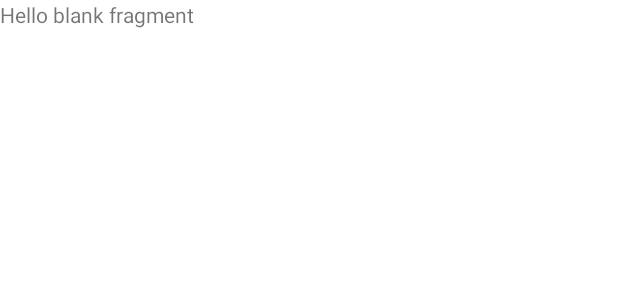
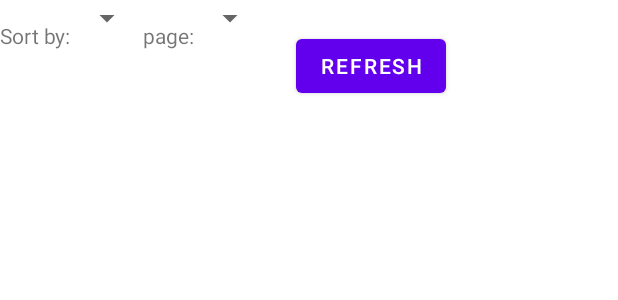
Before and after one commit to mabackma/NewsApplication, an Android app: the layout fragment_results.xml on its own in the app's theme, with its tools: preview values and no code run, on a phone screen of 412 x 824 dp. Shown: the top 300 px of the screen. Run offline under Robolectric (Android 15) with nearby library versions, the phone set to English and light mode, and no system bars; network calls fail.

Commit message:
search can be modified in results fragment

```diff
--- a/app/src/main/java/com/example/newsapplication/MainActivity.kt
+++ b/app/src/main/java/com/example/newsapplication/MainActivity.kt
@@ -1,6 +1,7 @@
 package com.example.newsapplication
 
 import android.os.Bundle
+import android.util.Log
 import android.view.Menu
 import com.google.android.material.snackbar.Snackbar
 import com.google.android.material.navigation.NavigationView
--- a/app/src/main/res/layout/fragment_results.xml
+++ b/app/src/main/res/layout/fragment_results.xml
@@ -1,14 +1,45 @@
 <?xml version="1.0" encoding="utf-8"?>
-<FrameLayout xmlns:android="http://schemas.android.com/apk/res/android"
+<LinearLayout xmlns:android="http://schemas.android.com/apk/res/android"
     xmlns:tools="http://schemas.android.com/tools"
     android:layout_width="match_parent"
     android:layout_height="match_parent"
+    android:orientation="vertical"
     tools:context=".ResultsFragment">
 
-    <!-- TODO: Update blank fragment layout -->
-    <TextView
-        android:layout_width="match_parent"
-        android:layout_height="match_parent"
-        android:text="@string/hello_blank_fragment" />
+    <LinearLayout
+        android:layout_width="wrap_content"
+        android:layout_height="wrap_content"
+        android:orientation="horizontal">
+        <TextView
+            android:layout_width="wrap_content"
+            android:layout_height="wrap_content"
+            android:text="Sort by:"/>
 
-</FrameLayout>
+        <Spinner
+            android:id="@+id/spinner_sort_by"
+            android:layout_width="0dp"
+            android:layout_height="wrap_content"
+            android:layout_weight="1"/>
+
+        <TextView
+            android:layout_width="wrap_content"
+            android:layout_height="wrap_content"
+            android:text="page:"/>
+
+        <Spinner
+            android:id="@+id/spinner_page"
+            android:layout_width="0dp"
+            android:layout_height="wrap_content"
+            android:layout_weight="1"/>
+
+        <Button
+            android:id="@+id/button_refresh"
+            android:layout_width="wrap_content"
+            android:layout_height="wrap_content"
+            android:layout_margin="20dp"
+            android:text="REFRESH"
+            android:textColor="@color/white"
+            android:textColorHint="#FFFFFF" />
+    </LinearLayout>
+
+</LinearLayout>
```
Also changed, not shown: app/src/main/java/com/example/newsapplication/HomeFragment.kt (+4 -4 lines), app/src/main/java/com/example/newsapplication/ResultsFragment.kt (+65 -3 lines).
